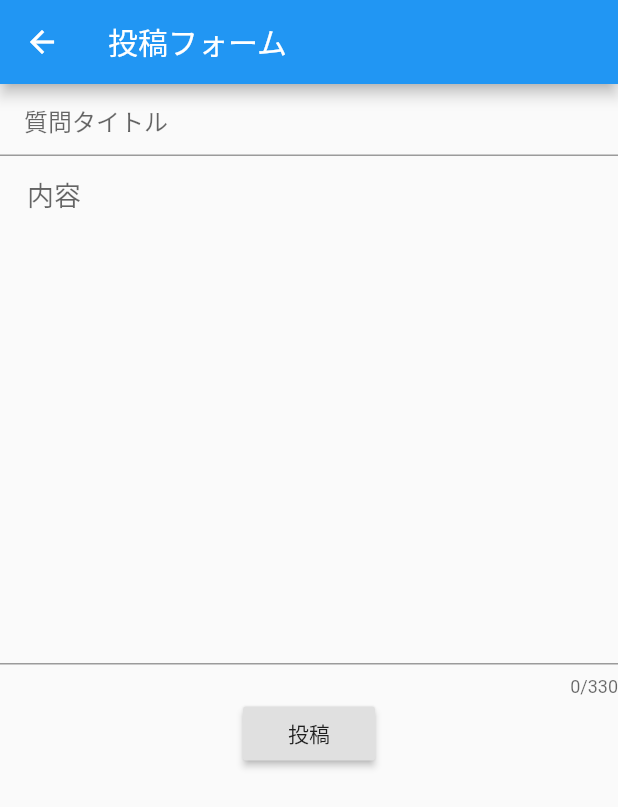
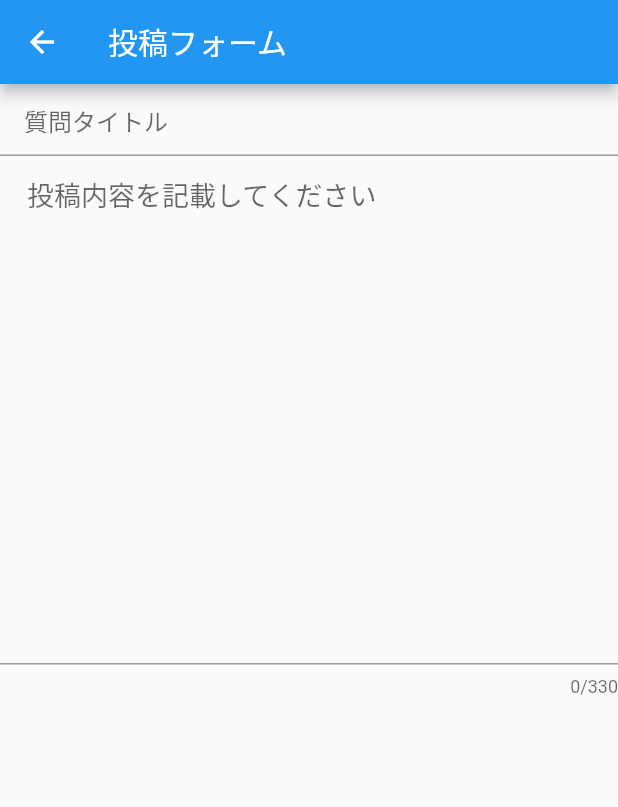
Before and after one commit to Tech-Uni-Summer-Hackathon2021/team-d, a Flutter app: the screen it shows after launch, after a tap on the "add" icon, on a phone screen of 412 x 824 dp. Shown: the top 807 px of the screen. Run offline on Flutter 3.47's test engine with Material 2 defaults, Android fonts, the phone set to English and light mode, and no system bars; our stand-ins replace cloud_firestore, firebase_auth, firebase_core; accounts and stored records are empty; network calls fail.

Commit message:
new-posts-forms
投稿フォームを作りました

```diff
--- a/lib/screens/form_questions.dart
+++ b/lib/screens/form_questions.dart
@@ -1,15 +1,30 @@
+import 'package:cloud_firestore/cloud_firestore.dart';
 import 'package:flutter/material.dart';
 import 'package:sawa/screens/main.dart';
 
 
-class NextPage extends StatelessWidget {
+class PostPage extends StatefulWidget {
 
   @override
+  _PostPagePageState createState() => _PostPagePageState();
+}
+
+class _PostPagePageState extends State<PostPage> {
+  _onSubmitted(String content){
+    CollectionReference posts = FirebaseFirestore.instance.collection('posts');
+    posts.add({
+      "content": content
+    });
+
+    /// 入力欄をクリアにする
+    _textEditingController.clear();
+    _textEditingControllerTitle.clear();
+  }
+  TextEditingController _textEditingController = TextEditingController();
+  TextEditingController _textEditingControllerTitle = TextEditingController();
+  @override
   final myFocusNode = FocusNode();
-
   Widget build(BuildContext context) {
-
-    final myController = TextEditingController();
     return Scaffold(
       appBar: AppBar(
         title: Text("投稿フォーム"),
@@ -17,41 +32,37 @@ class NextPage extends StatelessWidget {
       body: Container(
       width: double.infinity,
     child: Column(
-            children: [
-              TextFormField(
-                decoration: InputDecoration(
+        children:[
+          TextField(
+          controller: _textEditingControllerTitle,
+          onSubmitted: _onSubmitted,
+          enabled: true,
+          style: TextStyle(color: Colors.black),
+          obscureText: false,
+          maxLines:1 ,
+          decoration: const InputDecoration(
             hintText: '　質問タイトル',
 
           ),
         ),
-
-              TextFormField( focusNode: myFocusNode,
-                maxLines: 15,
-                minLines: 15,
-                maxLength: 330,
-                style: TextStyle(fontSize: 18),
-                keyboardType: TextInputType.multiline,
-                decoration: InputDecoration(
-                  hintText: '　内容',
+          TextField(
+            controller: _textEditingController,
+            onSubmitted: _onSubmitted,
+            enabled: true,
+            maxLength: 330, // 入力数
+            maxLengthEnforced: true, // 入力上限になったときに、文字入力を抑制するか
+            style: TextStyle(color: Colors.black,fontSize: 18),
+            obscureText: false,
+            minLines:15,
+            maxLines:15,
+            decoration: const InputDecoration(
+              hintText: '　投稿内容を記載してください',
 
             ),
-                onChanged: (text) {
-
-                },
           ),
-              RaisedButton(
-                child: Text('投稿'),
-                onPressed: () {
-                  final hobbyText = myController.text;
-                  Navigator.pop(
-                    context,
-                    MaterialPageRoute(builder: (context) => NextPage()),
-                  );
-                },
+        ]
+    )
       ),
-            ],
-          ),
-        )
     );
   }
 }
--- a/lib/screens/main.dart
+++ b/lib/screens/main.dart
@@ -1,3 +1,4 @@
+import 'package:cloud_firestore/cloud_firestore.dart';
 import 'package:flutter/material.dart';
 
 import 'form_questions.dart';
@@ -17,7 +18,7 @@ class MyApp extends StatelessWidget {
   @override
   Widget build(BuildContext context) {
     return MaterialApp(
-
+      debugShowCheckedModeBanner: false,
 
       theme: ThemeData(
         // This is the theme of your application.
@@ -51,6 +52,25 @@ class _MyHomePageState extends State<MyHomePage> {
       appBar: AppBar(
         title: Text('大学生のための質問教室'),
       ),
+      body: StreamBuilder<QuerySnapshot>(
+    stream: FirebaseFirestore.instance.collection("posts").snapshots(),
+    builder: (BuildContext context, AsyncSnapshot<QuerySnapshot> snapshot) {
+    if (snapshot.connectionState == ConnectionState.waiting) {
+    return Center(child: CircularProgressIndicator());
+    }
+    return ListView(
+    children: snapshot.data.docs.map((DocumentSnapshot document) {
+    return Card(
+    child: ListTile(
+    title: Text(document.data()['content']),
+    ),
+    );
+    }).toList(),
+    );
+    },
+    ),
+
+
       bottomNavigationBar: BottomNavigationBar(
         items: [
           BottomNavigationBarItem(
@@ -69,7 +89,7 @@ class _MyHomePageState extends State<MyHomePage> {
         onPressed: () {
           Navigator.push(
             context,
-            MaterialPageRoute(builder: (context) => NextPage()),
+            MaterialPageRoute(builder: (context) => PostPage()),
           );
         },
         child: const Icon(Icons.add),
```
Lines whose indentation alone changed are shown as unchanged.
